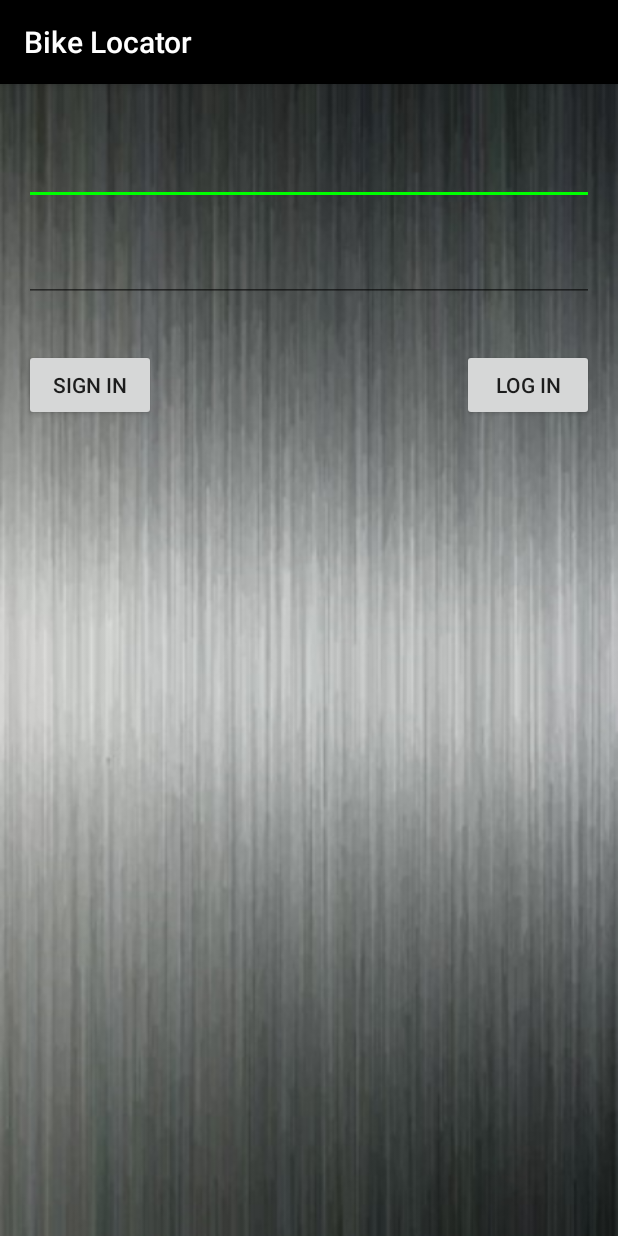
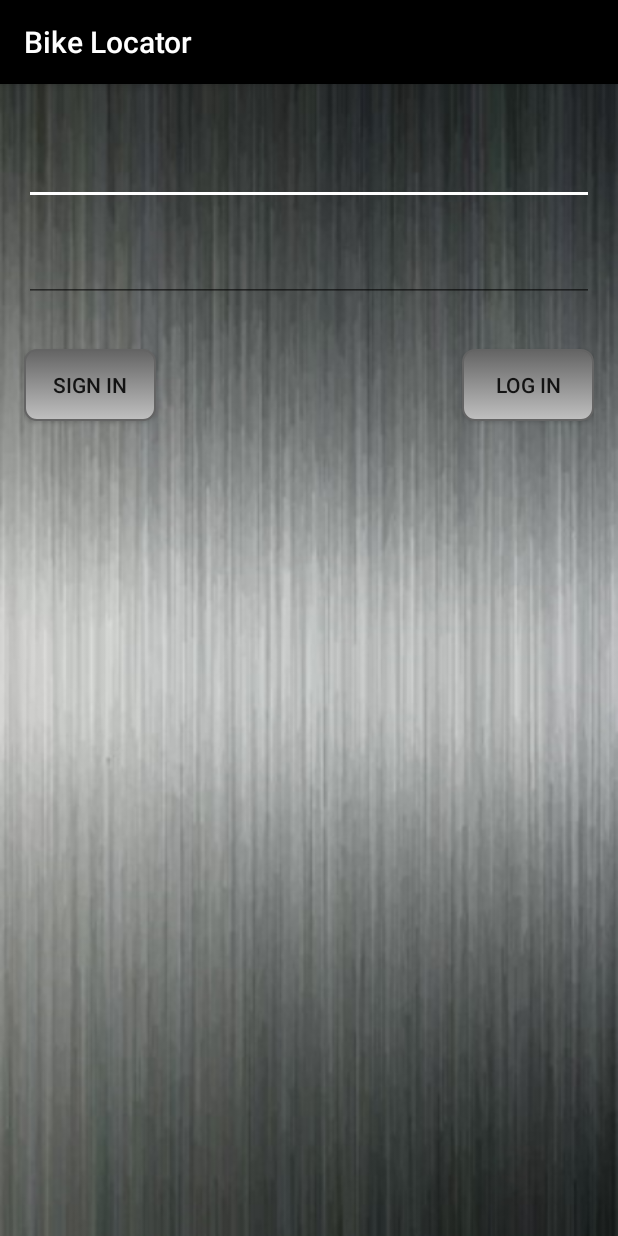
Before and after one commit to Davidefedato/GPSLocator, an Android app: the screen it shows after launch (Login), on a phone screen of 412 x 824 dp. Run offline under Robolectric (Android 15) with nearby library versions, the phone set to English and light mode, and no system bars.

Commit message:
quasi finito

```diff
--- /dev/null
+++ b/app/src/main/res/drawable/button.xml
@@ -0,0 +1,24 @@
+<?xml version="1.0" encoding="utf-8"?>
+<selector xmlns:android="http://schemas.android.com/apk/res/android" >
+    <item android:state_pressed="true" >
+        <shape android:shape="rectangle"  >
+            <corners android:radius="8dip" />
+            <stroke android:width="1dip" android:color="#646464" />
+            <gradient android:angle="-90" android:startColor="#646464" android:endColor="#C0C0C0"  />
+        </shape>
+    </item>
+    <item android:state_focused="true">
+        <shape android:shape="rectangle"  >
+            <corners android:radius="8dip" />
+            <stroke android:width="1dip" android:color="#646464" />
+            <solid android:color="#646464"/>
+        </shape>
+    </item>
+    <item >
+        <shape android:shape="rectangle"  >
+            <corners android:radius="8dip" />
+            <stroke android:width="1dip" android:color="#646464" />
+            <gradient android:angle="-90" android:startColor="#646464" android:endColor="#C0C0C0" />
+        </shape>
+    </item>
+</selector>
--- a/app/src/main/res/layout/activity_login.xml
+++ b/app/src/main/res/layout/activity_login.xml
@@ -51,8 +51,8 @@
         android:layout_alignParentStart="true"
         android:layout_alignRight="@+id/accedi"
         android:layout_alignEnd="@+id/accedi"
-        android:password="true"
-        android:textColor="#ffffff" />
+        android:textColor="#ffffff"
+        android:password="true" />
 
     <Button
         android:layout_width="wrap_content"
@@ -63,8 +63,7 @@
         android:layout_alignParentLeft="true"
         android:layout_alignParentStart="true"
         android:layout_marginTop="31dp"
-
-        />
+        android:background="@drawable/button" />
 
     <Button
         android:layout_width="wrap_content"
@@ -73,5 +72,6 @@
         android:id="@+id/accedi"
         android:layout_alignBottom="@+id/registra"
         android:layout_alignParentRight="true"
-        android:layout_alignParentEnd="true" />
+        android:layout_alignParentEnd="true"
+        android:background="@drawable/button" />
 </RelativeLayout>
--- a/app/src/main/res/layout/activity_raccolta_dati.xml
+++ b/app/src/main/res/layout/activity_raccolta_dati.xml
@@ -16,7 +16,8 @@
         android:id="@+id/salvaDati"
         android:layout_marginBottom="44dp"
         android:layout_alignParentBottom="true"
-        android:layout_centerHorizontal="true" />
+        android:layout_centerHorizontal="true"
+        android:background="@drawable/button" />
 
     <Spinner android:layout_height="wrap_content"
         android:id="@+id/categoria"
--- a/app/src/main/res/layout/activity_reso_conto_dati.xml
+++ b/app/src/main/res/layout/activity_reso_conto_dati.xml
@@ -38,7 +38,8 @@
         android:id="@+id/btnElimina"
         android:layout_alignParentBottom="true"
         android:layout_alignParentLeft="true"
-        android:layout_alignParentStart="true" />
+        android:layout_alignParentStart="true"
+        android:background="@drawable/button" />
 
     <Button
         android:layout_width="wrap_content"
@@ -47,6 +48,7 @@
         android:id="@+id/btnCarica"
         android:layout_below="@+id/listViewTempi"
         android:layout_alignParentRight="true"
-        android:layout_alignParentEnd="true" />
+        android:layout_alignParentEnd="true"
+        android:background="@drawable/button"/>
 
 </RelativeLayout>
--- a/app/src/main/res/layout/row.xml
+++ b/app/src/main/res/layout/row.xml
@@ -5,5 +5,5 @@
     android:layout_height="wrap_content"
     android:padding="5dp"
     android:textSize="25sp"
-    android:textColor="#00FF00"
-    android:background="#00ffffff" />
+    android:textColor="#646464"
+    android:background="#00ffffff"/>
--- a/app/src/main/res/values/styles.xml
+++ b/app/src/main/res/values/styles.xml
@@ -5,7 +5,7 @@
         <!-- Customize your theme here. -->
         <item name="colorPrimary">#000000</item>
         <item name="colorPrimaryDark">#000000</item>
-        <item name="colorAccent">#00FF00</item>
+        <item name="colorAccent">#FFFFFF</item>
     </style>
 
 </resources>
```
Also changed, not shown: app/src/main/res/layout/location_finder.xml (+6 -5 lines).
